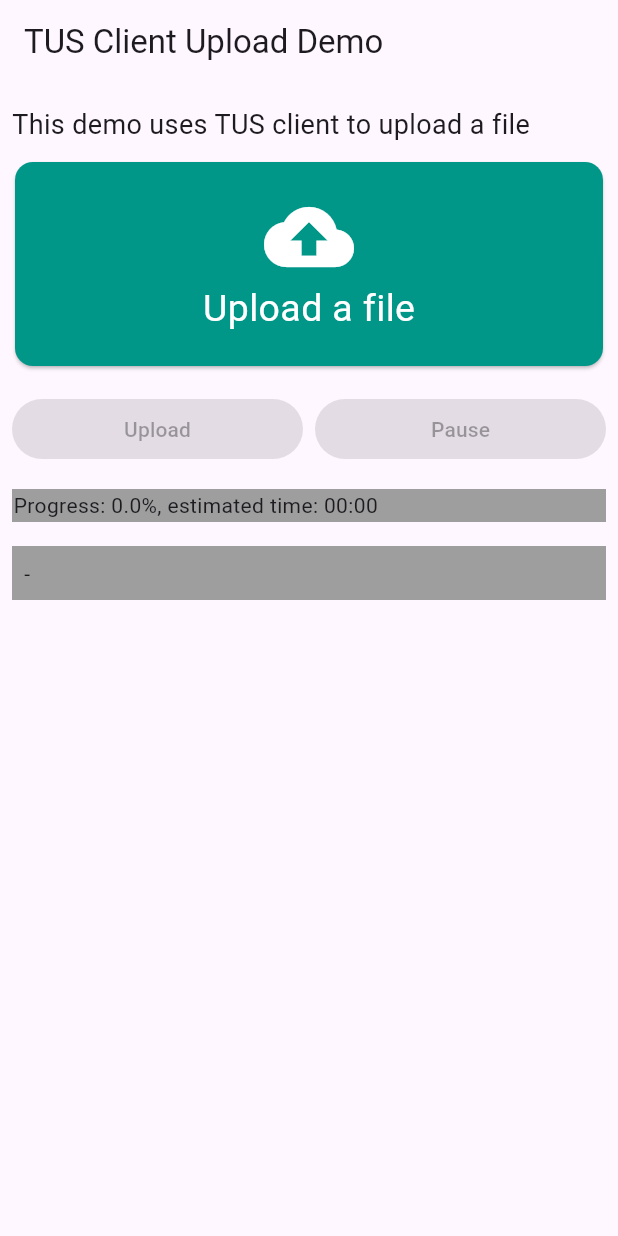
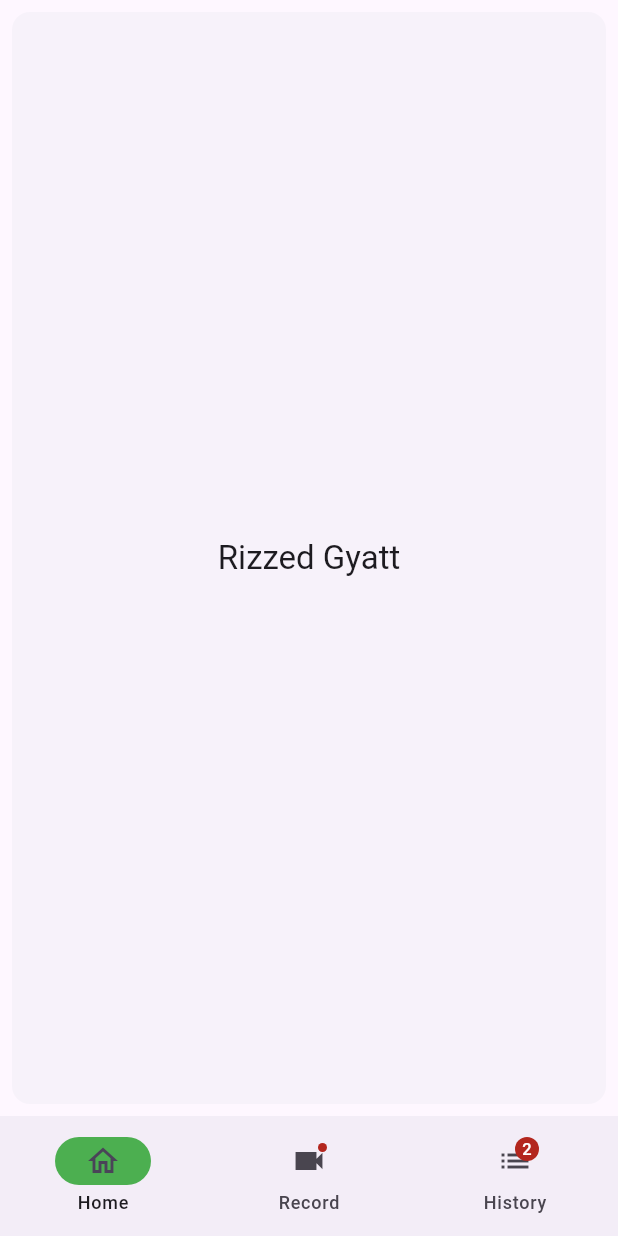
Before and after one commit to Screetner/scn-mobile-app, a Flutter app: the screen it shows after launch, on a phone screen of 412 x 824 dp. Run offline on Flutter 3.47's test engine with Material 3 defaults, Android fonts, the phone set to English and light mode, and no system bars; our stand-ins replace awesome_notifications, camera, cross_file, flutter_dotenv, permission_handler; missing offline and left inert: tus_client_dart, workmanager.

Commit message:
add: home page and navigation bar

```diff
--- a/lib/main.dart
+++ b/lib/main.dart
@@ -2,26 +2,28 @@ import 'dart:async';
 import 'dart:io';
 import 'dart:typed_data';
 
-import 'package:file_picker/file_picker.dart';
+import 'package:camera/camera.dart';
+// import 'package:file_picker/file_picker.dart';
 import 'package:flutter/material.dart';
-import 'package:url_launcher/url_launcher.dart';
+// import 'package:url_launcher/url_launcher.dart';
 import 'package:permission_handler/permission_handler.dart';
 import 'package:path_provider/path_provider.dart';
 import 'package:flutter_dotenv/flutter_dotenv.dart';
 
 import 'model/FileUploadManager.dart';
+import 'presentation/ScreetnerMainApp.dart';
 
 
 Future<void> main() async {
   WidgetsFlutterBinding.ensureInitialized();
-  print("MAIN FUNCTION");
 
   await dotenv.load(fileName: ".env");
 
   UploadContext fumc = await getEnvContext();
+  List<CameraDescription> _cameras = await availableCameras();
 
   await FileUploadManager().initialize(fumc);
-  runApp(MyApp());
+  runApp(ScreetnerMainApp());
 }
 
 Future<UploadContext> getEnvContext() async {
@@ -43,186 +45,6 @@ Future<UploadContext> getEnvContext() async {
   );
 }
 
-class MyApp extends StatelessWidget {
-  @override
-  Widget build(BuildContext context) {
-    return MaterialApp(
-      title: 'TUS Client Upload Demo',
-      theme: ThemeData(
-        primarySwatch: Colors.teal,
-      ),
-      home: UploadPage(),
-    );
-  }
-}
-
-class UploadPage extends StatefulWidget {
-
-  @override
-  _UploadPageState createState() => _UploadPageState();
-}
-
-class _UploadPageState extends State<UploadPage> {
-  double _progress = 0;
-  Duration _estimate = Duration();
-  FilePickerResult? _filePickerResult;
-  Uri? _fileUrl;
-
-  void showInSnackBar(String message) {
-    ScaffoldMessenger.of(context).showSnackBar(SnackBar(content: Text(message)));
-  }
-
-  @override
-  Widget build(BuildContext context) {
-    return Scaffold(
-      appBar: AppBar(
-        title: Text('TUS Client Upload Demo'),
-      ),
-      body: SingleChildScrollView(
-        child: Column(
-          crossAxisAlignment: CrossAxisAlignment.stretch,
-          children: <Widget>[
-            SizedBox(height: 12),
-            Padding(
-              padding: EdgeInsets.symmetric(horizontal: 8, vertical: 2),
-              child: Text(
-                "This demo uses TUS client to upload a file",
-                style: TextStyle(fontSize: 18),
-              ),
-            ),
-            Padding(
-              padding: const EdgeInsets.all(6),
-              child: Card(
-                color: Colors.teal,
-                child: InkWell(
-                  onTap: () async {
-                    _filePickerResult=await FilePicker.platform.pickFiles();
-                    setState(() {
-                      _progress = 0;
-                      _fileUrl = null;
-                    });
-                  },
-                  child: Container(
-                    padding: EdgeInsets.all(20),
-                    child: Column(
-                      children: <Widget>[
-                        Icon(Icons.cloud_upload, color: Colors.white, size: 60),
-                        Text(
-                          "Upload a file",
-                          style: TextStyle(fontSize: 25, color: Colors.white),
-                        ),
-                      ],
-                    ),
-                  ),
-                ),
-              ),
-            ),
-            Padding(
-              padding: const EdgeInsets.all(8),
-              child: Row(
-                children: <Widget>[
-                  Expanded(
-                    child: ElevatedButton(
-                      onPressed: _filePickerResult == null
-                          ? null
-                          : _startUpload,
-                      child: Text("Upload"),
-                    ),
-                  ),
-                  SizedBox(width: 8),
-                  Expanded(
-                    child: ElevatedButton(
-                      onPressed: _progress == 0
-                          ? null
-                          : _pauseUpload,
-                      child: Text("Pause"),
-                    ),
-                  ),
-                ],
-              ),
-            ),
-            Stack(
-              children: <Widget>[
-                Container(
-                  margin: const EdgeInsets.all(8),
-                  padding: const EdgeInsets.all(1),
-                  color: Colors.grey,
-                  width: double.infinity,
-                  child: Text(" "),
-                ),
-                FractionallySizedBox(
-                  widthFactor: _progress / 100,
-                  child: Container(
-                    margin: const EdgeInsets.all(8),
-                    padding: const EdgeInsets.all(1),
-                    color: Colors.green,
-                    child: Text(" "),
-                  ),
-                ),
-                Container(
-                  margin: const EdgeInsets.all(8),
-                  padding: const EdgeInsets.all(1),
-                  width: double.infinity,
-                  child: Text(
-                      "Progress: ${_progress.toStringAsFixed(1)}%, estimated time: ${_printDuration(_estimate)}"),
-                ),
-              ],
-            ),
-            if (_progress > 0)
-              ElevatedButton(
-                onPressed: _cancelUpload,
-                child: Text("Cancel"),
-              ),
-            GestureDetector(
-              onTap: _progress != 100
-                  ? null
-                  : () async {
-                await launchUrl(_fileUrl!);
-              },
-              child: Container(
-                color: _progress == 100 ? Colors.green : Colors.grey,
-                padding: const EdgeInsets.all(8.0),
-                margin: const EdgeInsets.all(8.0),
-                child:
-                Text(_progress == 100 ? "Link to view:\n $_fileUrl" : "-"),
-              ),
-            ),
-          ],
-        ),
-      ),
-    );
-  }
-
-  Future<void> _startUpload() async {
-    await requestNotificationPermission();
-    print('OUTSIDE TASK');
-    FileUploadManager().uploadFile(_filePickerResult!.files.first.path!);
-  }
-
-  Future<void> _cancelUpload() async {
-    final fingerPrint = _filePickerResult!.files.first.path!.replaceAll(RegExp(r"\W+"), '.');
-    // await Workmanager().cancelByUniqueName(fingerPrint);
-
-    // if (result) {
-    //   setState(() {
-    //     _progress = 0;
-    //     _estimate = Duration();
-    //   });
-    // }
-  }
-
-  Future<void> _pauseUpload() async {
-    FileUploadManager().pauseUpload(_filePickerResult!.files.first.path!);
-  }
-
-  String _printDuration(Duration duration) {
-    String twoDigits(int n) => n.toString().padLeft(2, '0');
-    final twoDigitMinutes = twoDigits(duration.inMinutes.remainder(60));
-    final twoDigitSeconds = twoDigits(duration.inSeconds.remainder(60));
-    return '$twoDigitMinutes:$twoDigitSeconds';
-  }
-}
-
 Future<void> requestNotificationPermission() async {
   if (await Permission.notification.isDenied) {
     await Permission.notification.request();
--- a/lib/model/NotificationManager.dart
+++ b/lib/model/NotificationManager.dart
@@ -24,7 +24,7 @@ class NotificationManager {
     final String notificationChannelName = context.notificationChannelName ?? context.notificationChannelKey;
     final String notificationChannelGroupName = context.notificationChannelGroupName ?? context.notificationChannelGroupKey;
     final String notificationChannelDescription = context.notificationChannelDescription ??
-        "Notification channel for reporting file upload progress";
+        "NotificationPage.dart channel for reporting file upload progress";
 
     bool notificationsInitialized = await AwesomeNotifications().initialize(
       null, // default icon
--- /dev/null
+++ b/lib/page/HomePage.dart
@@ -0,0 +1,23 @@
+import 'package:flutter/material.dart';
+
+class HomePage extends StatelessWidget {
+  const HomePage({super.key});
+
+  @override
+  Widget build(BuildContext context) {
+    final ThemeData theme = Theme.of(context);
+
+    return Card(
+      shadowColor: Colors.transparent,
+      margin: const EdgeInsets.all(8.0),
+      child: SizedBox.expand(
+        child: Center(
+          child: Text(
+            'Rizzed Gyatt',
+            style: theme.textTheme.titleLarge,
+          ),
+        ),
+      ),
+    );
+  }
+}
--- /dev/null
+++ b/lib/presentation/ScreetnerMainApp.dart
@@ -0,0 +1,76 @@
+import 'package:flutter/material.dart';
+
+import '../page/HomePage.dart';
+import '../page/MessagePage.dart';
+import '../page/NotificationPage.dart';
+import '../page/RecordPage.dart';
+
+class ScreetnerMainApp extends StatelessWidget {
+  const ScreetnerMainApp({super.key});
+
+  @override
+  Widget build(BuildContext context) {
+    return MaterialApp(
+      theme: ThemeData(useMaterial3: true),
+      home: const ScreetnerHome(),
+    );
+  }
+}
+
+class ScreetnerHome extends StatefulWidget {
+  const ScreetnerHome({super.key});
+
+  @override
+  State<ScreetnerHome> createState() => _ScreetnerHomeState();
+}
+
+class _ScreetnerHomeState extends State<ScreetnerHome> {
+  int currentPageIndex = 0;
+
+  @override
+  Widget build(BuildContext context) {
+    return Scaffold(
+      body: <Widget>[
+        HomePage(),
+        NotificationPage(),
+        MessagePage(),
+      ][currentPageIndex],
+      bottomNavigationBar: NavigationBar(
+        onDestinationSelected: (int index) {
+          if(index == 1) { // record Page
+            Navigator.push(
+              context,
+              MaterialPageRoute(builder: (context) => const RecordPage()),
+            );
+
+            return;
+          }
+          setState(() {
+            currentPageIndex = index;
+          });
+        },
+        indicatorColor: Colors.green,
+        selectedIndex: currentPageIndex,
+        destinations: const <Widget>[
+          NavigationDestination(
+            selectedIcon: Icon(Icons.home_outlined),
+            icon: Icon(Icons.home),
+            label: 'Home',
+          ),
+          NavigationDestination(
+            selectedIcon: Icon(Icons.videocam_sharp),
+            icon: Badge(child: Icon(Icons.videocam_sharp)),
+            label: 'Record',
+          ),
+          NavigationDestination(
+            icon: Badge(
+              label: Text('2'),
+              child: Icon(Icons.list),
+            ),
+            label: 'History',
+          ),
+        ],
+      ),
+    );
+  }
+}
--- a/pubspec.yaml
+++ b/pubspec.yaml
@@ -36,14 +36,16 @@ dependencies:
   # Use with the CupertinoIcons class for iOS style icons.
   cupertino_icons: ^1.0.6
   cross_file: ^0.3.4+1
-  file_picker: ^8.0.5
+  #  file_picker: ^8.0.5
   path_provider: ^2.1.3
   tus_client_dart: ^2.5.0
-  url_launcher: ^6.3.0
+  #  url_launcher: ^6.3.0
   workmanager: ^0.5.2
   awesome_notifications: ^0.9.3+1
   permission_handler: ^11.3.1
   flutter_dotenv: ^5.1.0
+  camera: ^0.11.0+1
+  video_player: ^2.9.1
 
 dev_dependencies:
   flutter_test:
```
Also changed, not shown: lib/page/MessagePage.dart (added, +51 -0 lines), lib/page/NotificationPage.dart (added, +32 -0 lines), lib/page/RecordPage.dart (added, +191 -0 lines), pubspec.lock, 2 other files.
